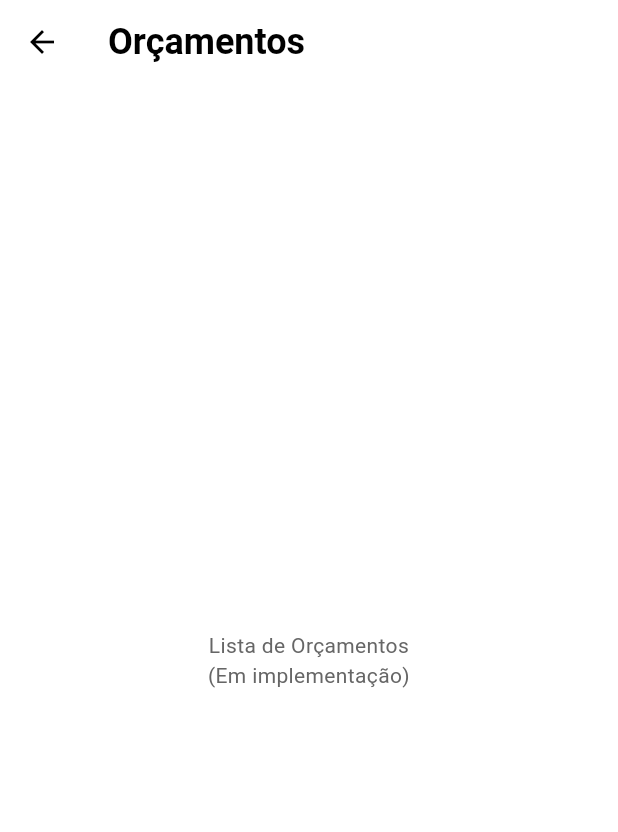
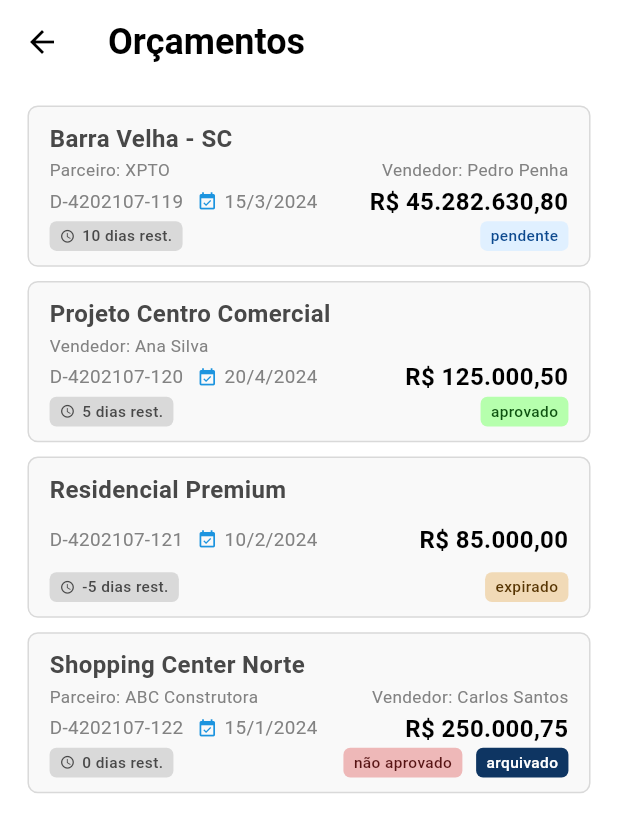
Before and after one commit to creator4all/front-end-app-orcamentos, a Flutter app: the BudgetListPage screen opened by its route, on a phone screen of 412 x 824 dp. Shown: the top 832 px of the screen. Run offline on Flutter 3.47's test engine with Material 3 defaults, Android fonts, the phone set to English and light mode, and no system bars; our stand-ins replace copy_with_extension, dartz, dio, equatable, flutter_mobx, flutter_modular and 3 more; accounts and stored records are empty; generated files the repository leaves out were written again.

Commit message:
feat(orcamentos): :sparkles: Add BudgetCardWidget and supporting widgets for budget display #4004

```diff
--- a/lib/app/modules/budget/presentation/pages/budget_list_page.dart
+++ b/lib/app/modules/budget/presentation/pages/budget_list_page.dart
@@ -1,5 +1,7 @@
 import 'package:flutter/material.dart';
 import 'package:flutter_screenutil/flutter_screenutil.dart';
+
+import '../../../../shared/widgets/widgets.dart';
 
 class BudgetListPage extends StatelessWidget {
   const BudgetListPage({super.key});
@@ -10,14 +12,71 @@ class BudgetListPage extends StatelessWidget {
       appBar: AppBar(
         title: const Text('Orçamentos'),
       ),
-      body: Padding(
-        padding: EdgeInsets.all(16.w),
-        child: const Center(
-          child: Text(
-            'Lista de Orçamentos\n(Em implementação)',
-            textAlign: TextAlign.center,
+      body: ListView(
+        padding: EdgeInsets.symmetric(vertical: 8.h),
+        children: [
+          // Exemplo para Administrador
+          BudgetCardWidget(
+            title: 'Barra Velha - SC',
+            partner: 'XPTO',
+            seller: 'Pedro Penha',
+            budgetCode: 'D-4202107-119',
+            dueDate: DateTime(2024, 3, 15),
+            totalValue: 45282630.80,
+            daysRemaining: 10,
+            status: BudgetStatus.pending,
+            userRole: UserRole.admin,
+            onTap: () {
+              // Navegar para detalhes do orçamento
+            },
           ),
-        ),
+
+          // Exemplo para Gestor
+          BudgetCardWidget(
+            title: 'Projeto Centro Comercial',
+            seller: 'Ana Silva',
+            budgetCode: 'D-4202107-120',
+            dueDate: DateTime(2024, 4, 20),
+            totalValue: 125000.50,
+            daysRemaining: 5,
+            status: BudgetStatus.approved,
+            userRole: UserRole.manager,
+            onTap: () {
+              // Navegar para detalhes do orçamento
+            },
+          ),
+
+          // Exemplo para Vendedor
+          BudgetCardWidget(
+            title: 'Residencial Premium',
+            budgetCode: 'D-4202107-121',
+            dueDate: DateTime(2024, 2, 10),
+            totalValue: 85000.00,
+            daysRemaining: -5,
+            status: BudgetStatus.expired,
+            userRole: UserRole.seller,
+            onTap: () {
+              // Navegar para detalhes do orçamento
+            },
+          ),
+
+          // Exemplo com orçamento arquivado
+          BudgetCardWidget(
+            title: 'Shopping Center Norte',
+            partner: 'ABC Construtora',
+            seller: 'Carlos Santos',
+            budgetCode: 'D-4202107-122',
+            dueDate: DateTime(2024, 1, 15),
+            totalValue: 250000.75,
+            daysRemaining: 0,
+            status: BudgetStatus.notApproved,
+            isArchived: true,
+            userRole: UserRole.admin,
+            onTap: () {
+              // Navegar para detalhes do orçamento
+            },
+          ),
+        ],
       ),
     );
   }
--- /dev/null
+++ b/lib/app/shared/widgets/budget_card_widget.dart
@@ -0,0 +1,279 @@
+import 'package:flutter/material.dart';
+import 'package:flutter_screenutil/flutter_screenutil.dart';
+
+import 'days_remaining_widget.dart';
+import 'status_tag_widget.dart';
+
+enum UserRole { admin, manager, seller }
+
+enum BudgetStatus { pending, approved, notApproved, expired }
+
+class BudgetCardWidget extends StatelessWidget {
+  final String title;
+  final String? partner;
+  final String? seller;
+  final String budgetCode;
+  final DateTime dueDate;
+  final double totalValue;
+  final int daysRemaining;
+  final BudgetStatus status;
+  final bool isArchived;
+  final UserRole userRole;
+  final VoidCallback? onTap;
+
+  const BudgetCardWidget({
+    super.key,
+    required this.title,
+    this.partner,
+    this.seller,
+    required this.budgetCode,
+    required this.dueDate,
+    required this.totalValue,
+    required this.daysRemaining,
+    required this.status,
+    this.isArchived = false,
+    required this.userRole,
+    this.onTap,
+  });
+
+  @override
+  Widget build(BuildContext context) {
+    return GestureDetector(
+      onTap: onTap,
+      child: Container(
+        width: double.infinity,
+        height: 90.h,
+        padding: EdgeInsets.symmetric(horizontal: 12.w, vertical: 8.h),
+        margin: EdgeInsets.symmetric(vertical: 4.h, horizontal: 16.w),
+        decoration: BoxDecoration(
+          color: const Color(0xFFF9F9F9),
+          border: Border.all(
+            color: const Color(0xFFD9D9D9),
+            width: 1,
+          ),
+          borderRadius: BorderRadius.circular(6.r),
+        ),
+        child: Column(
+          crossAxisAlignment: CrossAxisAlignment.start,
+          mainAxisAlignment: MainAxisAlignment.spaceBetween,
+          children: [
+            // Título
+            Text(
+              title,
+              style: TextStyle(
+                fontSize: 14.sp,
+                fontWeight: FontWeight.w600,
+                color: const Color(0xFF484848),
+              ),
+              maxLines: 1,
+              overflow: TextOverflow.ellipsis,
+            ),
+
+            // Parceiro e Vendedor (baseado no role)
+            if (_shouldShowPartnerAndSeller())
+              Row(
+                mainAxisAlignment: MainAxisAlignment.spaceBetween,
+                children: [
+                  if (userRole == UserRole.admin && partner != null)
+                    Expanded(
+                      child: Text(
+                        'Parceiro: $partner',
+                        style: TextStyle(
+                          fontSize: 10.sp,
+                          color: const Color(0xFF828282),
+                        ),
+                        maxLines: 1,
+                        overflow: TextOverflow.ellipsis,
+                      ),
+                    ),
+                  if (seller != null)
+                    Text(
+                      'Vendedor: $seller',
+                      style: TextStyle(
+                        fontSize: 10.sp,
+                        color: const Color(0xFF828282),
+                      ),
+                      maxLines: 1,
+                      overflow: TextOverflow.ellipsis,
+                    ),
+                ],
+              ),
+
+            // Linha principal: Código/Data vs Valor
+            Row(
+              mainAxisAlignment: MainAxisAlignment.spaceBetween,
+              crossAxisAlignment: CrossAxisAlignment.center,
+              children: [
+                // Lado esquerdo: Código e Data na mesma linha
+                Expanded(
+                  flex: 3,
+                  child: Row(
+                    children: [
+                      Text(
+                        budgetCode,
+                        style: TextStyle(
+                          fontSize: 11.sp,
+                          color: const Color(0xFF828282),
+                        ),
+                      ),
+                      SizedBox(width: 8.w),
+                      Icon(
+                        Icons.event_available,
+                        size: 12.sp,
+                        color: const Color(0xFF1C94DF),
+                      ),
+                      SizedBox(width: 4.w),
+                      Flexible(
+                        child: Text(
+                          _formatDate(dueDate),
+                          style: TextStyle(
+                            fontSize: 11.sp,
+                            color: const Color(0xFF828282),
+                          ),
+                          overflow: TextOverflow.ellipsis,
+                        ),
+                      ),
+                    ],
+                  ),
+                ),
+
+                // Lado direito: Valor
+                Expanded(
+                  flex: 2,
+                  child: Text(
+                    _formatCurrency(totalValue),
+                    style: TextStyle(
+                      fontSize: 14.sp,
+                      fontWeight: FontWeight.bold,
+                      color: const Color(0xFF000000),
+                    ),
+                    textAlign: TextAlign.right,
+                    overflow: TextOverflow.ellipsis,
+                  ),
+                ),
+              ],
+            ),
+
+            // Linha inferior: Dias restantes vs Status
+            Row(
+              mainAxisAlignment: MainAxisAlignment.spaceBetween,
+              children: [
+                // Dias restantes
+                DaysRemainingWidget(
+                  daysRemaining: daysRemaining,
+                ),
+
+                // Status tags
+                Row(
+                  children: [
+                    StatusTagWidget(
+                      type: _mapStatusToTagType(status),
+                    ),
+                    if (isArchived) ...[
+                      SizedBox(width: 8.w),
+                      const StatusTagWidget(
+                        type: TagType.archived,
+                      ),
+                    ],
+                  ],
+                ),
+              ],
+            ),
+          ],
+        ),
+      ),
+    );
+  }
+
+  bool _shouldShowPartnerAndSeller() {
+    switch (userRole) {
+      case UserRole.admin:
+        return partner != null || seller != null;
+      case UserRole.manager:
+        return seller != null;
+      case UserRole.seller:
+        return false;
+    }
+  }
+
+  TagType _mapStatusToTagType(BudgetStatus status) {
+    switch (status) {
+      case BudgetStatus.pending:
+        return TagType.pending;
+      case BudgetStatus.approved:
+        return TagType.approved;
+      case BudgetStatus.notApproved:
+        return TagType.notApproved;
+      case BudgetStatus.expired:
+        return TagType.expired;
+    }
+  }
+
+  Widget _buildStatusTag(BudgetStatus status) {
+    late Color textColor;
+    late Color backgroundColor;
+    late String label;
+
+    switch (status) {
+      case BudgetStatus.pending:
+        textColor = const Color(0xFF0C498E);
+        backgroundColor = const Color(0xFFE0F0FF);
+        label = 'pendente';
+        break;
+      case BudgetStatus.approved:
+        textColor = const Color(0xFF0E5210);
+        backgroundColor = const Color(0xFFB6FFAD);
+        label = 'aprovado';
+        break;
+      case BudgetStatus.notApproved:
+        textColor = const Color(0xFF571414);
+        backgroundColor = const Color(0xFFEEB8B8);
+        label = 'não aprovado';
+        break;
+      case BudgetStatus.expired:
+        textColor = const Color(0xFF573502);
+        backgroundColor = const Color(0xFFF1DAB7);
+        label = 'expirado';
+        break;
+    }
+
+    return Container(
+      padding: EdgeInsets.symmetric(horizontal: 8.w, vertical: 4.h),
+      decoration: BoxDecoration(
+        color: backgroundColor,
+        borderRadius: BorderRadius.circular(4.r),
+      ),
+      child: Text(
+        label,
+        style: TextStyle(
+          fontSize: 11.sp,
+          fontWeight: FontWeight.w500,
+          color: textColor,
+        ),
+      ),
+    );
+  }
+
+  String _formatDate(DateTime date) {
+    return '${date.day}/${date.month}/${date.year}';
+  }
+
+  String _formatCurrency(double value) {
+    // Converte para string com 2 casas decimais
+    String valueString = value.toStringAsFixed(2);
+
+    // Separa parte inteira e decimal
+    List<String> parts = valueString.split('.');
+    String integerPart = parts[0];
+    String decimalPart = parts[1];
+
+    // Adiciona pontos para milhares
+    String formattedInteger = integerPart.replaceAllMapped(
+      RegExp(r'(\d)(?=(\d{3})+(?!\d))'),
+      (Match match) => '${match[1]}.',
+    );
+
+    // Retorna no formato brasileiro: R$999.999.999,99
+    return 'R\$ $formattedInteger,$decimalPart';
+  }
+}
--- /dev/null
+++ b/lib/app/shared/widgets/days_remaining_widget.dart
@@ -0,0 +1,41 @@
+import 'package:flutter/material.dart';
+import 'package:flutter_screenutil/flutter_screenutil.dart';
+
+class DaysRemainingWidget extends StatelessWidget {
+  final int daysRemaining;
+
+  const DaysRemainingWidget({
+    super.key,
+    required this.daysRemaining,
+  });
+
+  @override
+  Widget build(BuildContext context) {
+    return Container(
+      padding: EdgeInsets.symmetric(horizontal: 6.w, vertical: 2.h),
+      decoration: BoxDecoration(
+        color: const Color(0xFFD9D9D9),
+        borderRadius: BorderRadius.circular(4.r),
+      ),
+      child: Row(
+        mainAxisSize: MainAxisSize.min,
+        children: [
+          Icon(
+            Icons.access_time,
+            size: 9.sp,
+            color: const Color(0xFF484848),
+          ),
+          SizedBox(width: 4.w),
+          Text(
+            '$daysRemaining dias rest.',
+            style: TextStyle(
+              fontSize: 9.sp,
+              fontWeight: FontWeight.w500,
+              color: const Color(0xFF484848),
+            ),
+          ),
+        ],
+      ),
+    );
+  }
+}
--- /dev/null
+++ b/lib/app/shared/widgets/status_tag_widget.dart
@@ -0,0 +1,83 @@
+import 'package:flutter/material.dart';
+import 'package:flutter_screenutil/flutter_screenutil.dart';
+
+enum TagType { pending, approved, notApproved, expired, archived }
+
+class StatusTagWidget extends StatelessWidget {
+  final TagType type;
+  final String? customText;
+
+  const StatusTagWidget({
+    super.key,
+    required this.type,
+    this.customText,
+  });
+
+  @override
+  Widget build(BuildContext context) {
+    final tagData = _getTagData(type);
+
+    return Container(
+      padding: EdgeInsets.symmetric(horizontal: 6.w, vertical: 2.h),
+      decoration: BoxDecoration(
+        color: tagData.backgroundColor,
+        borderRadius: BorderRadius.circular(4.r),
+      ),
+      child: Text(
+        customText ?? tagData.label,
+        style: TextStyle(
+          fontSize: 9.sp,
+          fontWeight: FontWeight.w500,
+          color: tagData.textColor,
+        ),
+      ),
+    );
+  }
+
+  _TagData _getTagData(TagType type) {
+    switch (type) {
+      case TagType.pending:
+        return _TagData(
+          textColor: const Color(0xFF0C498E),
+          backgroundColor: const Color(0xFFE0F0FF),
+          label: 'pendente',
+        );
+      case TagType.approved:
+        return _TagData(
+          textColor: const Color(0xFF0E5210),
+          backgroundColor: const Color(0xFFB6FFAD),
+          label: 'aprovado',
+        );
+      case TagType.notApproved:
+        return _TagData(
+          textColor: const Color(0xFF571414),
+          backgroundColor: const Color(0xFFEEB8B8),
+          label: 'não aprovado',
+        );
+      case TagType.expired:
+        return _TagData(
+          textColor: const Color(0xFF573502),
+          backgroundColor: const Color(0xFFF1DAB7),
+          label: 'expirado',
+        );
+      case TagType.archived:
+        return _TagData(
+          textColor: const Color(0xFFFFFFFF),
+          backgroundColor: const Color(0xFF0E3562),
+          label: 'arquivado',
+        );
+    }
+  }
+}
+
+class _TagData {
+  final Color textColor;
+  final Color backgroundColor;
+  final String label;
+
+  _TagData({
+    required this.textColor,
+    required this.backgroundColor,
+    required this.label,
+  });
+}
--- /dev/null
+++ b/lib/app/shared/widgets/widgets.dart
@@ -0,0 +1,4 @@
+// Export do BudgetCardWidget e seus enums
+export 'budget_card_widget.dart';
+export 'days_remaining_widget.dart';
+export 'status_tag_widget.dart';
```
